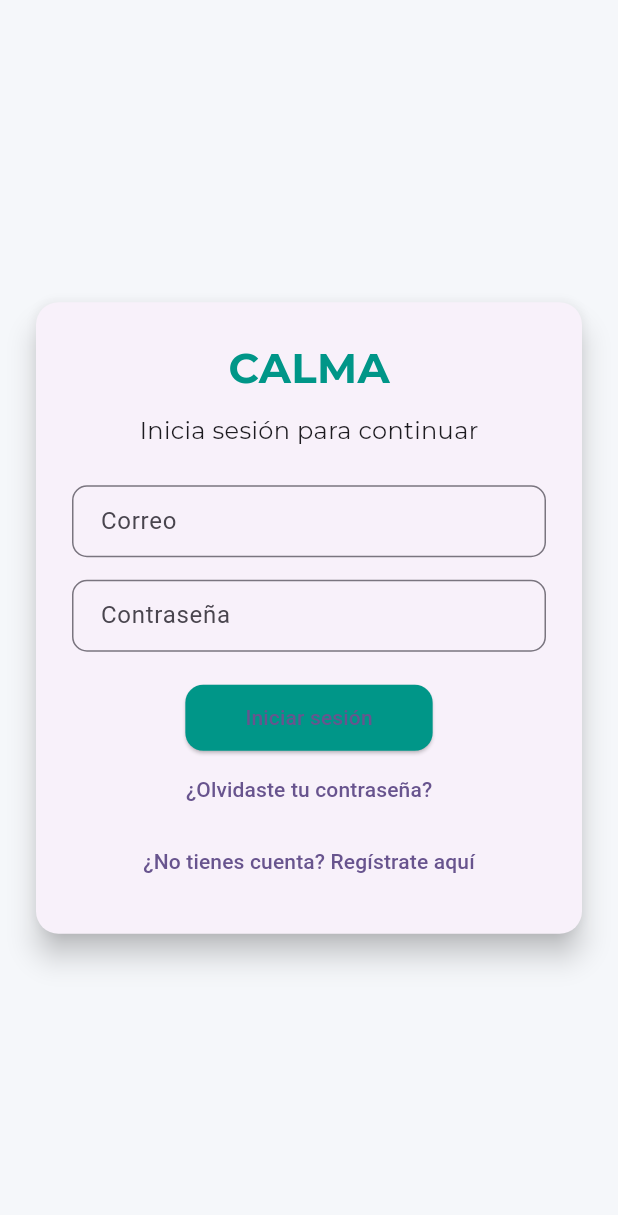
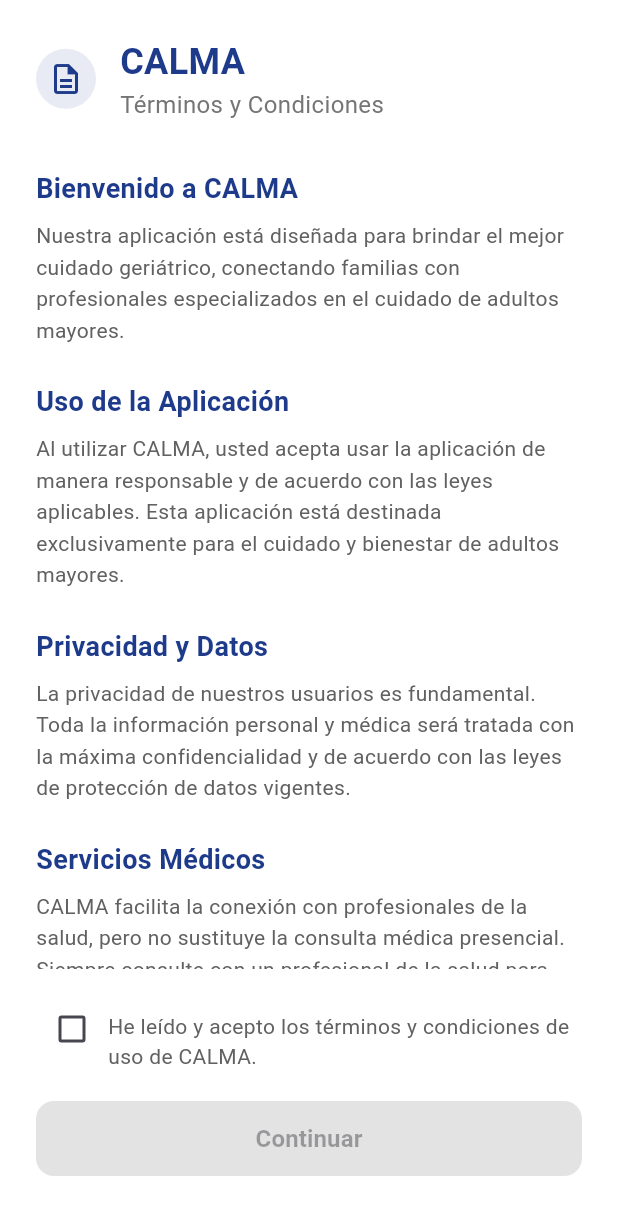
Before and after one commit to Gilson123tenemea/calma_flutter, a Flutter app: the screen it shows after launch, on a phone screen of 412 x 824 dp. Shown: the top 1215 px of the screen. Run offline on Flutter 3.47's test engine with Material 3 defaults, Android fonts, the phone set to English and light mode, and no system bars; our stand-ins replace google_fonts, salomon_bottom_bar.

Commit message:
animaciones de ingreso

```diff
--- a/lib/configuracion/AppConfig.dart
+++ b/lib/configuracion/AppConfig.dart
@@ -1,7 +1,7 @@
 
 
 class AppConfig {
-  static const String baseUrl = 'http://192.168.0.109:8090';
+  static const String baseUrl = 'http://192.168.52.0:8090';
 
   static const String loginEndpoint = '/api/login/auth';
   static const String perfilContratanteEndpoint = '/api/registro/contratante/detalle-completo';
--- /dev/null
+++ b/lib/controlador/terminos_condiciones.dart
@@ -0,0 +1,262 @@
+import 'package:flutter/material.dart';
+import '../login_screen.dart'; // Importa tu pantalla de login
+
+class TerminosCondiciones extends StatefulWidget {
+  const TerminosCondiciones({Key? key}) : super(key: key);
+
+  @override
+  _TerminosCondicionesState createState() => _TerminosCondicionesState();
+}
+
+class _TerminosCondicionesState extends State<TerminosCondiciones>
+    with SingleTickerProviderStateMixin {
+  late AnimationController _animationController;
+  late Animation<double> _fadeAnimation;
+  late Animation<Offset> _slideAnimation;
+  bool _isAccepted = false;
+
+  @override
+  void initState() {
+    super.initState();
+    _animationController = AnimationController(
+      duration: Duration(milliseconds: 800),
+      vsync: this,
+    );
+
+    _fadeAnimation = Tween<double>(
+      begin: 0.0,
+      end: 1.0,
+    ).animate(CurvedAnimation(
+      parent: _animationController,
+      curve: Curves.easeIn,
+    ));
+
+    _slideAnimation = Tween<Offset>(
+      begin: Offset(0, 0.3),
+      end: Offset.zero,
+    ).animate(CurvedAnimation(
+      parent: _animationController,
+      curve: Curves.easeOutCubic,
+    ));
+
+    _animationController.forward();
+  }
+
+  @override
+  void dispose() {
+    _animationController.dispose();
+    super.dispose();
+  }
+
+  void _handleContinue() {
+    if (_isAccepted) {
+      // Navega a la pantalla de login
+      Navigator.pushReplacement(
+        context,
+        MaterialPageRoute(builder: (context) => const LoginScreen()),
+      );
+    }
+  }
+
+  @override
+  Widget build(BuildContext context) {
+    return Scaffold(
+      backgroundColor: Colors.white,
+      body: AnimatedBuilder(
+        animation: _animationController,
+        builder: (context, child) {
+          return FadeTransition(
+            opacity: _fadeAnimation,
+            child: SlideTransition(
+              position: _slideAnimation,
+              child: SafeArea(
+                child: Padding(
+                  padding: EdgeInsets.all(24.0),
+                  child: Column(
+                    crossAxisAlignment: CrossAxisAlignment.start,
+                    children: [
+                      // Header
+                      Row(
+                        children: [
+                          Container(
+                            width: 40,
+                            height: 40,
+                            decoration: BoxDecoration(
+                              color: Color(0xFF1E3A8A).withOpacity(0.1),
+                              borderRadius: BorderRadius.circular(20),
+                            ),
+                            child: Icon(
+                              Icons.description_outlined,
+                              color: Color(0xFF1E3A8A),
+                              size: 24,
+                            ),
+                          ),
+                          SizedBox(width: 16),
+                          Column(
+                            crossAxisAlignment: CrossAxisAlignment.start,
+                            children: [
+                              Text(
+                                'CALMA',
+                                style: TextStyle(
+                                  fontSize: 24,
+                                  fontWeight: FontWeight.bold,
+                                  color: Color(0xFF1E3A8A),
+                                ),
+                              ),
+                              Text(
+                                'Términos y Condiciones',
+                                style: TextStyle(
+                                  fontSize: 16,
+                                  color: Colors.grey[600],
+                                ),
+                              ),
+                            ],
+                          ),
+                        ],
+                      ),
+
+                      SizedBox(height: 32),
+
+                      // Contenido scrolleable
+                      Expanded(
+                        child: SingleChildScrollView(
+                          child: Column(
+                            crossAxisAlignment: CrossAxisAlignment.start,
+                            children: [
+                              _buildSection(
+                                'Bienvenido a CALMA',
+                                'Nuestra aplicación está diseñada para brindar el mejor cuidado geriátrico, conectando familias con profesionales especializados en el cuidado de adultos mayores.',
+                              ),
+
+                              _buildSection(
+                                'Uso de la Aplicación',
+                                'Al utilizar CALMA, usted acepta usar la aplicación de manera responsable y de acuerdo con las leyes aplicables. Esta aplicación está destinada exclusivamente para el cuidado y bienestar de adultos mayores.',
+                              ),
+
+                              _buildSection(
+                                'Privacidad y Datos',
+                                'La privacidad de nuestros usuarios es fundamental. Toda la información personal y médica será tratada con la máxima confidencialidad y de acuerdo con las leyes de protección de datos vigentes.',
+                              ),
+
+                              _buildSection(
+                                'Servicios Médicos',
+                                'CALMA facilita la conexión con profesionales de la salud, pero no sustituye la consulta médica presencial. Siempre consulte con un profesional de la salud para decisiones médicas importantes.',
+                              ),
+
+                              _buildSection(
+                                'Responsabilidad',
+                                'Los usuarios son responsables de proporcionar información precisa y actualizada. CALMA no se hace responsable por el mal uso de la aplicación o por información incorrecta proporcionada por los usuarios.',
+                              ),
+
+                              SizedBox(height: 24),
+                            ],
+                          ),
+                        ),
+                      ),
+
+                      // Checkbox y botón
+                      Container(
+                        padding: EdgeInsets.symmetric(vertical: 16),
+                        child: Column(
+                          children: [
+                            Row(
+                              crossAxisAlignment: CrossAxisAlignment.start,
+                              children: [
+                                Checkbox(
+                                  value: _isAccepted,
+                                  onChanged: (bool? value) {
+                                    setState(() {
+                                      _isAccepted = value ?? false;
+                                    });
+                                  },
+                                  activeColor: Color(0xFF1E3A8A),
+                                ),
+                                Expanded(
+                                  child: GestureDetector(
+                                    onTap: () {
+                                      setState(() {
+                                        _isAccepted = !_isAccepted;
+                                      });
+                                    },
+                                    child: Padding(
+                                      padding: EdgeInsets.only(top: 12),
+                                      child: Text(
+                                        'He leído y acepto los términos y condiciones de uso de CALMA.',
+                                        style: TextStyle(
+                                          fontSize: 14,
+                                          color: Colors.grey[700],
+                                        ),
+                                      ),
+                                    ),
+                                  ),
+                                ),
+                              ],
+                            ),
+
+                            SizedBox(height: 20),
+
+                            // Botón Continuar
+                            Container(
+                              width: double.infinity,
+                              height: 50,
+                              child: ElevatedButton(
+                                onPressed: _isAccepted ? _handleContinue : null,
+                                style: ElevatedButton.styleFrom(
+                                  backgroundColor: Color(0xFF1E3A8A),
+                                  foregroundColor: Colors.white,
+                                  shape: RoundedRectangleBorder(
+                                    borderRadius: BorderRadius.circular(12),
+                                  ),
+                                  elevation: _isAccepted ? 2 : 0,
+                                ),
+                                child: Text(
+                                  'Continuar',
+                                  style: TextStyle(
+                                    fontSize: 16,
+                                    fontWeight: FontWeight.w600,
+                                  ),
+                                ),
+                              ),
+                            ),
+                          ],
+                        ),
+                      ),
+                    ],
+                  ),
+                ),
+              ),
+            ),
+          );
+        },
+      ),
+    );
+  }
+
+  Widget _buildSection(String title, String content) {
+    return Padding(
+      padding: EdgeInsets.only(bottom: 24),
+      child: Column(
+        crossAxisAlignment: CrossAxisAlignment.start,
+        children: [
+          Text(
+            title,
+            style: TextStyle(
+              fontSize: 18,
+              fontWeight: FontWeight.w600,
+              color: Color(0xFF1E3A8A),
+            ),
+          ),
+          SizedBox(height: 8),
+          Text(
+            content,
+            style: TextStyle(
+              fontSize: 14,
+              color: Colors.grey[700],
+              height: 1.5,
+            ),
+          ),
+        ],
+      ),
+    );
+  }
+}
--- a/lib/login_screen.dart
+++ b/lib/login_screen.dart
@@ -134,7 +134,7 @@ class _LoginScreenState extends State<LoginScreen> {
 
     try {
       final userResponse = await http.get(
-        Uri.parse('http://192.168.0.109:8090/api/usuarios/por-correo?correo=$email'),
+        Uri.parse('http://192.168.52.4:8090/api/usuarios/por-correo?correo=$email'),
       );
 
       if (userResponse.statusCode != 200) {
@@ -146,7 +146,7 @@ class _LoginScreenState extends State<LoginScreen> {
       final userType = userData['userType'];
 
       final resetResponse = await http.post(
-        Uri.parse('http://192.168.0.109:8090/api/password/request-reset'),
+        Uri.parse('http://192.168.52.4:8090/api/password/request-reset'),
         headers: {'Content-Type': 'application/x-www-form-urlencoded'},
         body: {'userId': userId.toString(), 'userType': userType},
       );
--- a/lib/main.dart
+++ b/lib/main.dart
@@ -1,5 +1,6 @@
 import 'package:flutter/material.dart';
-import '../login_screen.dart'; // Asegúrate que el path sea correcto
+import 'package:calma/controlador/splash_screen.dart';
+import 'login_screen.dart'; // Mantén el import del login
 
 void main() {
   runApp(const MyApp());
@@ -11,12 +12,13 @@ class MyApp extends StatelessWidget {
   @override
   Widget build(BuildContext context) {
     return MaterialApp(
-      title: 'Flutter Demo',
+      title: 'CALMA - Cuidado Geriátrico',
       debugShowCheckedModeBanner: false,
       theme: ThemeData(
-        colorScheme: ColorScheme.fromSeed(seedColor: Colors.deepPurple),
+        colorScheme: ColorScheme.fromSeed(seedColor: Color(0xFF1E3A8A)), // Azul oscuro como color principal
+        fontFamily: 'Roboto',
       ),
-      home: const LoginScreen(), // ← Aquí se lanza primero el Login
+      home: const SplashScreen(), // ← Ahora el splash screen se ejecuta primero
     );
   }
 }
```
Also changed, not shown: lib/controlador/splash_screen.dart (added, +288 -0 lines), assets/images/logo_calma.png (added).
